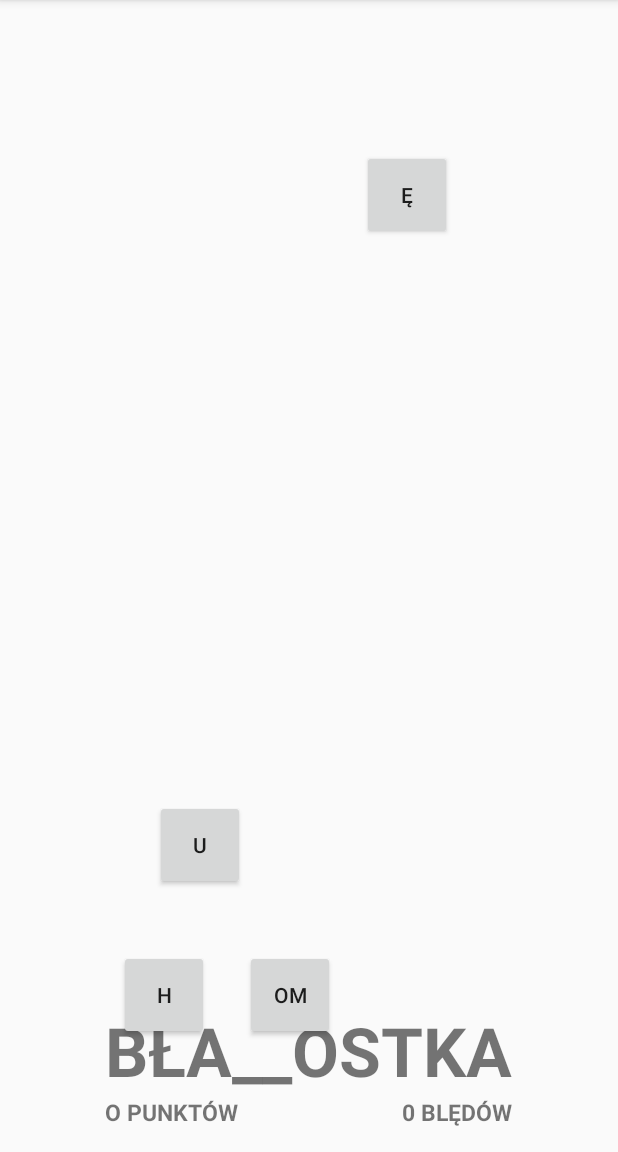
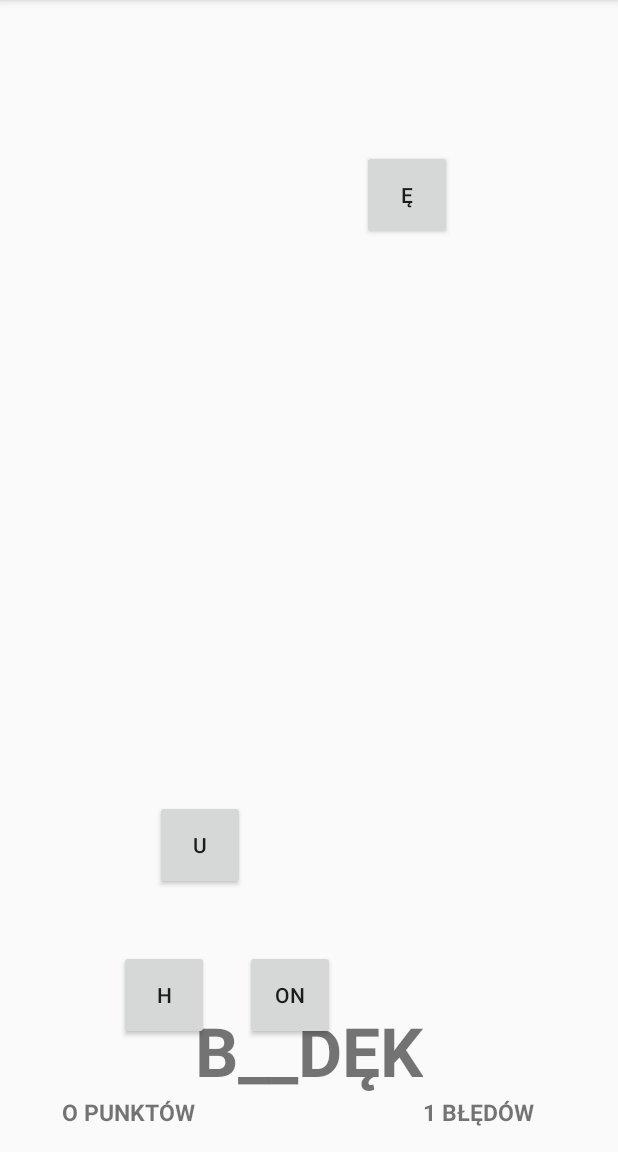
Before and after one commit to dkrzyszczyk/Projects, an Android app: the OrtoGramiActivity screen opened directly, with no data from a screen before it, after a tap on an icon or button, on a phone screen of 412 x 824 dp, the part 84-1236 px from its top. Run offline under Robolectric (Android 15) with nearby library versions, the phone set to English and light mode, and no system bars.

Commit message:
updating (buttons)

```diff
--- a/Ortogami/app/src/main/java/com/example/dominika/ortogami/OrtoGramiActivity.java
+++ b/Ortogami/app/src/main/java/com/example/dominika/ortogami/OrtoGramiActivity.java
@@ -20,7 +20,7 @@ public class OrtoGramiActivity extends AppCompatActivity implements View.OnClick
     private Button buttonĘ;
     private Button buttonEN;
     private Button buttonĄ;
-    private Button buttonOM;
+    private Button buttonON;
 
     private Handler fallDownButonsHandler;
     private Handler countDownHandler;
@@ -34,6 +34,11 @@ public class OrtoGramiActivity extends AppCompatActivity implements View.OnClick
     private int i;
     boolean answer = false;
     private int height;
+    private int scorePOG = 0;
+    private int scoreNOG = 0;
+    int level = 0;
+    String[] array;
+    String[] letters;
 
     @Override
     protected void onCreate(Bundle savedInstanceState) {
@@ -67,8 +72,8 @@ public class OrtoGramiActivity extends AppCompatActivity implements View.OnClick
         buttonEN.setOnClickListener(this);
         this.buttonĄ = (Button) findViewById(R.id.buttonĄ);
         buttonĄ.setOnClickListener(this);
-        this.buttonOM = (Button) findViewById(R.id.buttonOM);
-        buttonOM.setOnClickListener(this);
+        this.buttonON = (Button) findViewById(R.id.buttonON);
+        buttonON.setOnClickListener(this);
         this.textWordsOG = (TextView) findViewById(R.id.textWordsOG);
         this.textScorePOG = (TextView) findViewById(R.id.textScorePOG);
         this.textScoreNOG = (TextView) findViewById(R.id.textScoreNOG);
@@ -78,7 +83,6 @@ public class OrtoGramiActivity extends AppCompatActivity implements View.OnClick
 
         @Override
         public void run() {
-            Log.d(TAG, "run: ");
             fallDownButtons();
         }
     }
@@ -87,7 +91,6 @@ public class OrtoGramiActivity extends AppCompatActivity implements View.OnClick
 
         @Override
         public void run() {
-            Log.d(TAG, "run: ");
             countTime();
         }
     }
@@ -115,8 +118,8 @@ public class OrtoGramiActivity extends AppCompatActivity implements View.OnClick
         if (buttonĄ.getY() > height) {
             buttonĄ.setY(0);
         }
-        if (buttonOM.getY() > height) {
-            buttonOM.setY(0);
+        if (buttonON.getY() > height) {
+            buttonON.setY(0);
         }
 
         buttonH.getY();
@@ -133,8 +136,8 @@ public class OrtoGramiActivity extends AppCompatActivity implements View.OnClick
         buttonEN.setY(buttonEN.getY() + 50);
         buttonĄ.getY();
         buttonĄ.setY(buttonĄ.getY() + 30);
-        buttonOM.getY();
-        buttonOM.setY(buttonOM.getY() + 50);
+        buttonON.getY();
+        buttonON.setY(buttonON.getY() + 50);
 
         fallDownButonsHandler.postDelayed(fallDownButtonsRunnable, 120);
 
@@ -144,83 +147,138 @@ public class OrtoGramiActivity extends AppCompatActivity implements View.OnClick
 
     public void countTime() {
 
-        //TODO: dodaj jeszcze to sprawdzanie odpowiedzi.
-        //masz tylko 5 elementów w tablicy, zatem żeby nie crashowało aplikacji
-        //jak wszystkie zostaną przetworzone, to wtedy zaczyna się od nowa
-        if(i == 4){
-            i = 0;
+        switch (level) {
+            case 0:
+                array = getResources().getStringArray(R.array.words_base_orto_grami);
+                letters = getResources().getStringArray(R.array.letters_base_orto_grami);
+                break;
+
+            case 1:
+                array = getResources().getStringArray(R.array.words_base_orto_grami_hard);
+                letters = getResources().getStringArray(R.array.letters_base_orto_grami_hard);
+                break;
         }
 
-            String[] array = getResources().getStringArray(R.array.words_base_orto);
+        if(!answer) {
+//            String[] array = getResources().getStringArray(R.array.words_base_orto);
             textWordsOG.setText(array[i]);
             Log.d(TAG, "countTime: " + array[i]);
-
+        }
+        else
             i++;
 
         countDownHandler.postDelayed(countTimeRunnable, 15000);
-        answer=false;
-
-        //dopisac poziom zaawansowany uzalezniony od liczby uzyskanych punktow
-    }
+        }
 
     @Override
     public void onClick(View view) {
-        int scoreP = 0;
-        int scoreN = 0;
-        String[] letters = getResources().getStringArray(R.array.letters_base_orto);
+        Log.d(TAG, "onClick: letter[i]=" + letters[i]);
         switch (view.getId()) {
             case R.id.buttonH:
-                if (buttonH.getText() == letters[i]) {
-                    scoreP++;
+                if (buttonH.getText().toString().equals(letters[i])) {
+                    scorePOG++;
                     answer = true;
-                    System.out.println("DUPADUPA DUPA DUPA");
-                } else
-                    scoreN++;
+                } else {
+                    answer = false;
+                    scoreNOG++;
+                }
+                break;
             case R.id.buttonCH:
-                if (buttonCH.getText() == letters[i]) {
-                    scoreP++;
+                if (buttonCH.getText().toString().equals(letters[i])) {
+                    scorePOG++;
                     answer = true;
-                } else
-                    scoreN++;
+                } else {
+                    answer = false;
+                    scoreNOG++;
+                }
+                break;
             case R.id.buttonÓ:
-                if (buttonÓ.getText() == letters[i]) {
-                    scoreP++;
+                if (buttonÓ.getText().toString().equals(letters[i])) {
+                    scorePOG++;
                     answer = true;
-                } else
-                    scoreN++;
+                } else {
+                    answer = false;
+                    scoreNOG++;
+                }
+                break;
             case R.id.buttonU:
-                if (buttonU.getText() == letters[i]) {
-                    scoreP++;
+                if (buttonU.getText().toString().equals(letters[i])) {
+                    scorePOG++;
                     answer = true;
-                } else
-                    scoreN++;
+                } else {
+                    answer = false;
+                    scoreNOG++;
+                }
+                break;
             case R.id.buttonĘ:
-                if (buttonĘ.getText() == letters[i]) {
-                    scoreP++;
+                if (buttonĘ.getText().toString().equals(letters[i])) {
+                    scorePOG++;
                     answer = true;
-                } else
-                    scoreN++;
+                } else {
+                    answer = false;
+                    scoreNOG++;
+                }
+                break;
             case R.id.buttonEN:
-                if (buttonEN.getText() == letters[i]) {
-                    scoreP++;
+                if (buttonEN.getText().toString().equals(letters[i])) {
+                    scorePOG++;
                     answer = true;
-                } else
-                    scoreN++;
+                } else {
+                    answer = false;
+                    scoreNOG++;
+                }
+                break;
             case R.id.buttonĄ:
-                if (buttonĄ.getText() == letters[i]) {
-                    scoreP++;
+                if (buttonĄ.getText().toString().equals(letters[i])) {
+                    scorePOG++;
                     answer = true;
-                } else
-                    scoreN++;
-            case R.id.buttonOM:
-                if (buttonOM.getText() == letters[i]) {
-                    scoreP++;
+                } else {
+                    answer = false;
+                    scoreNOG++;
+                }
+                break;
+            case R.id.buttonON:
+                if (buttonON.getText().toString().equals(letters[i])) {
+                    scorePOG++;
                     answer = true;
-                } else
-                    scoreN++;
+                } else {
+                    answer = false;
+                    scoreNOG++;
+                }
+                break;
         }
-            //textScorePOG.setText(scoreP + " PUNKTÓW");
 
+        switch (level) {
+            case 0:
+                array = getResources().getStringArray(R.array.words_base_orto_grami);
+                letters = getResources().getStringArray(R.array.letters_base_orto_grami);
+                break;
 
+            case 1:
+                array = getResources().getStringArray(R.array.words_base_orto_grami_hard);
+                letters = getResources().getStringArray(R.array.letters_base_orto_grami_hard);
+                break;
+        }
+
+        if (answer == true) {
+            i++;
+            textWordsOG.setText(array[i]);
+            Log.d(TAG, "countTime: " + array[i]);
+            textScorePOG.setText(scorePOG + " PUNKTÓW");
+        } else
+            textScoreNOG.setText(scoreNOG + " BŁĘDÓW");
+
+        if (scorePOG == 4 && scoreNOG <= 1) {
+            i = 0;
+            level = 1;
+            array = getResources().getStringArray(R.array.words_base_orto_hard);
+            textWordsOG.setText(array[i]);
+            Log.d(TAG, "countTime: " + array[i]);
+        } else if (scorePOG > 4 && scoreNOG <= 1) {
+            level = 1;
+            array = getResources().getStringArray(R.array.words_base_orto_hard);
+            textWordsOG.setText(array[i]);
+            Log.d(TAG, "countTime: " + array[i]);
+        }
     }
 }
--- a/Ortogami/app/src/main/res/layout/activity_orto.xml
+++ b/Ortogami/app/src/main/res/layout/activity_orto.xml
@@ -99,8 +99,7 @@
         android:layout_height="wrap_content"
         android:id="@+id/textScoreP"
         android:layout_alignParentBottom="true"
-        android:layout_alignLeft="@+id/textWords"
-        android:layout_alignStart="@+id/textWords"
+        android:gravity="left"
         android:textSize="15dp"
         android:textStyle="bold"/>
 
@@ -110,8 +109,7 @@
         android:layout_height="wrap_content"
         android:id="@+id/textScoreN"
         android:layout_alignParentBottom="true"
-        android:layout_alignRight="@+id/textWords"
-        android:layout_alignEnd="@+id/textWords"
+        android:gravity="right"
         android:textSize="15dp"
         android:textStyle="bold"/>
 </RelativeLayout>
--- a/Ortogami/app/src/main/res/layout/activity_orto_grami.xml
+++ b/Ortogami/app/src/main/res/layout/activity_orto_grami.xml
@@ -66,36 +66,24 @@
         android:id="@+id/buttonĄ" />
 
     <Button
-        android:text="OM"
+        android:text="ON"
         android:layout_width="60dp"
         android:layout_height="60dp"
         android:layout_alignTop="@+id/buttonH"
         android:layout_toRightOf="@+id/buttonH"
         android:layout_toEndOf="@+id/buttonH"
-        android:id="@+id/buttonOM" />
+        android:id="@+id/buttonON" />
 
     <Button
         android:text="Ę"
         android:layout_width="60dp"
         android:layout_height="60dp"
-        android:layout_alignTop="@+id/buttonOM"
-        android:layout_toRightOf="@+id/buttonOM"
-        android:layout_toEndOf="@+id/buttonOM"
+        android:layout_alignTop="@+id/buttonON"
+        android:layout_toRightOf="@+id/buttonON"
+        android:layout_toEndOf="@+id/buttonON"
         android:layout_marginLeft="18dp"
         android:layout_marginStart="18dp"
         android:id="@+id/buttonĘ" />
-
-    <TextView
-        android:text="O PUNKTÓW"
-        android:layout_width="wrap_content"
-        android:layout_height="wrap_content"
-        android:layout_alignParentBottom="true"
-        android:layout_alignLeft="@+id/textWordsOG"
-        android:layout_alignStart="@+id/textWordsOG"
-        android:id="@+id/textScorePOG"
-        android:textSize="15dp"
-        android:textStyle="bold"
-        />
 
     <Button
         android:text="EN"
@@ -104,8 +92,8 @@
         android:layout_below="@+id/buttonH"
         android:layout_toLeftOf="@+id/buttonÓ"
         android:layout_toStartOf="@+id/buttonÓ"
-        android:layout_marginRight="10dp"
-        android:layout_marginEnd="10dp"
+        android:layout_marginRight="60dp"
+        android:layout_marginEnd="60dp"
         android:id="@+id/buttonEN" />
 
     <TextView
@@ -120,14 +108,25 @@
         android:layout_centerHorizontal="true" />
 
     <TextView
+        android:text="O PUNKTÓW"
+        android:layout_width="wrap_content"
+        android:layout_height="wrap_content"
+        android:layout_alignParentBottom="true"
+        android:id="@+id/textScorePOG"
+        android:layout_toLeftOf="@id/textWordsOG"
+        android:textSize="15dp"
+        android:textStyle="bold"
+        />
+
+    <TextView
         android:text="0 BLĘDÓW"
         android:layout_width="wrap_content"
         android:layout_height="wrap_content"
         android:id="@+id/textScoreNOG"
         android:textSize="15dp"
         android:textStyle="bold"
+        android:layout_toRightOf="@id/textWordsOG"
         android:layout_alignParentBottom="true"
-        android:layout_alignRight="@+id/textWordsOG"
-        android:layout_alignEnd="@+id/textWordsOG" />
+ />
 
 </RelativeLayout>
--- a/Ortogami/app/src/main/res/values/strings.xml
+++ b/Ortogami/app/src/main/res/values/strings.xml
@@ -100,32 +100,61 @@
         <item>Ó</item>
     </string-array>
     <string-array name="words_base_orto_grami">
-        <item>BŁA__OSTKA</item>
-        <item>__OŁĄDŹ</item>
-        <item>Ż__ŁTY</item>
-        <item>CH__ĄSZCZ</item>
-        <item>RZECZ__ŁKA</item>
-        <item>BŁA__OSTKA</item>
-        <item>__OŁĄDŹ</item>
-        <item>Ż__ŁTY</item>
-        <item>CH__ĄSZCZ</item>
-        <item>RZECZ__ŁKA</item>
+        <item>B__DĘK</item>
+        <item>CENTR__M</item>
+        <item>W__SKOTORÓWKA</item>
+        <item>BIE__ĄCY</item>
+        <item>DYRYG__NTURA</item>
+        <item>GAW__DZIARZ</item>
+        <item>DR__ŻYĆ</item>
+        <item>KĄTOMIE__</item>
+        <item>C__ŻKI</item>
+        <item>BRZD__C</item>
+    </string-array>
+    <string-array name="letters_base_orto_grami">
+        <item>RZ</item>
+        <item>U</item>
+        <item>Ą</item>
+        <item>Ż</item>
+        <item>EN</item>
+        <item>Ę</item>
+        <item>Ą</item>
+        <item>RZ</item>
+        <item>Ą</item>
+        <item>Ą</item>
     </string-array>
     <string-array name="words_base_orto_grami_hard">
-        <item>BŁA__OSTKA</item>
-        <item>__OŁĄDŹ</item>
-        <item>Ż__ŁTY</item>
-        <item>CH__ĄSZCZ</item>
-        <item>RZECZ__ŁKA</item>
-        <item>BŁA__OSTKA</item>
-        <item>__OŁĄDŹ</item>
-        <item>Ż__ŁTY</item>
-        <item>CH__ĄSZCZ</item>
-        <item>RZECZ__ŁKA</item>
-        <item>BŁA__OSTKA</item>
-        <item>__OŁĄDŹ</item>
-        <item>Ż__ŁTY</item>
-        <item>CH__ĄSZCZ</item>
-        <item>RZECZ__ŁKA</item>
+        <item>CH__DOŻYĆ</item>
+        <item>DOMOKR__ŻCA</item>
+        <item>FUNDAM__T</item>
+        <item>K__SUMENT</item>
+        <item>LĄDOL__D</item>
+        <item>M__ŻNY</item>
+        <item>OB__ĘD</item>
+        <item>ZALĄ__EK</item>
+        <item>SK__STRUOWAĆ</item>
+        <item>KOMENDANT__RA</item>
+        <item>J__TRZYĆ</item>
+        <item>TĘ__EC</item>
+        <item>DOKĄD__E</item>
+        <item>CZY__AĆ</item>
+        <item>__AŁWA</item>
+    </string-array>
+    <string-array name="letters_base_orto_grami_hard">
+        <item>Ę</item>
+        <item>Ą</item>
+        <item>EN</item>
+        <item>ON</item>
+        <item>Ó</item>
+        <item>Ę</item>
+        <item>RZ</item>
+        <item>Ż</item>
+        <item>ON</item>
+        <item>U</item>
+        <item>Ą</item>
+        <item>Ż</item>
+        <item>Ą</item>
+        <item>H</item>
+        <item>CH</item>
     </string-array>
 </resources>
```
Also changed, not shown: Ortogami/app/src/main/java/com/example/dominika/ortogami/OrtoActivity.java (+26 -24 lines).
